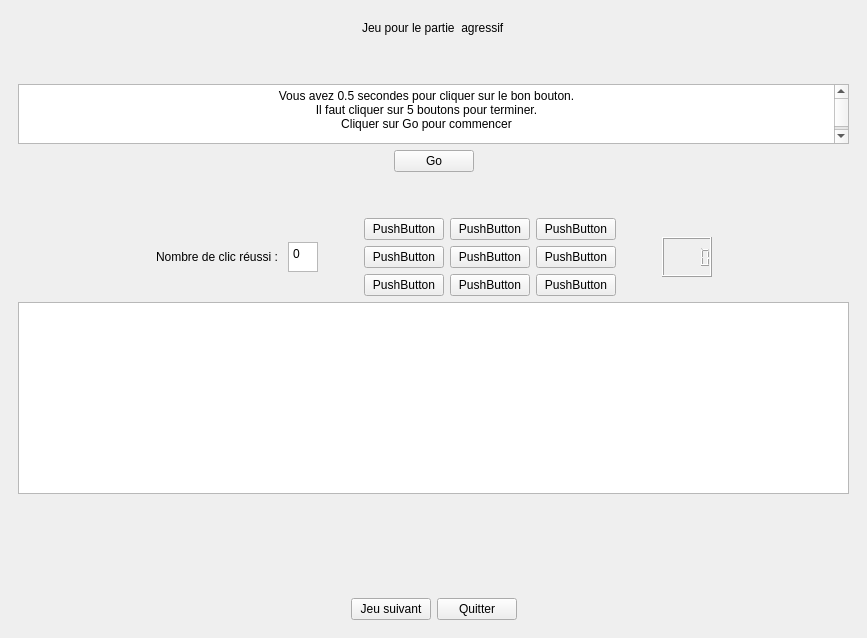
This is jeu.ui in 3200443/Projectc- as Qt 5 draws it before an edit. The edited form follows.
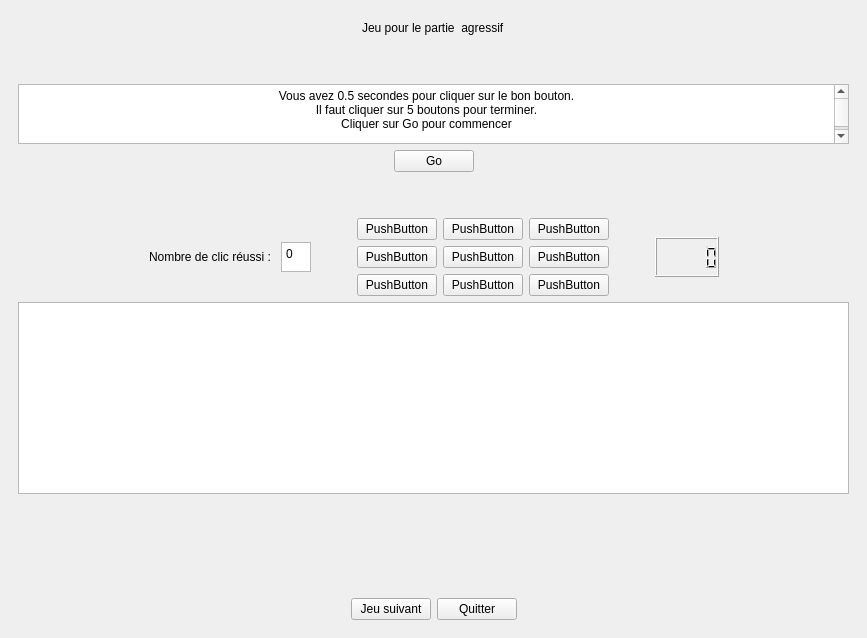
This is the edited form. The open tabs and pages were chosen to show the change.

Patch:
```diff
--- a/jeu.ui
+++ b/jeu.ui
@@ -1068,7 +1068,7 @@
                 </property>
                 <property name="maximumSize">
                  <size>
-                  <width>50</width>
+                  <width>80</width>
                   <height>40</height>
                  </size>
                 </property>
@@ -1079,6 +1079,15 @@
                   <bold>true</bold>
                  </font>
                 </property>
+                <property name="mouseTracking">
+                 <bool>false</bool>
+                </property>
+                <property name="autoFillBackground">
+                 <bool>false</bool>
+                </property>
+                <property name="smallDecimalPoint">
+                 <bool>false</bool>
+                </property>
                </widget>
               </item>
               <item>
```
Left out of the diff: 2 changed lines with no effect on the pictures.
